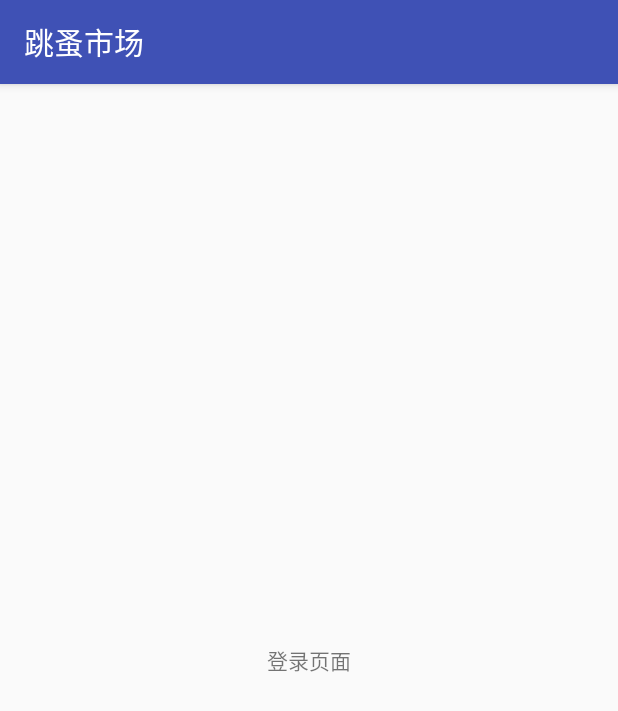
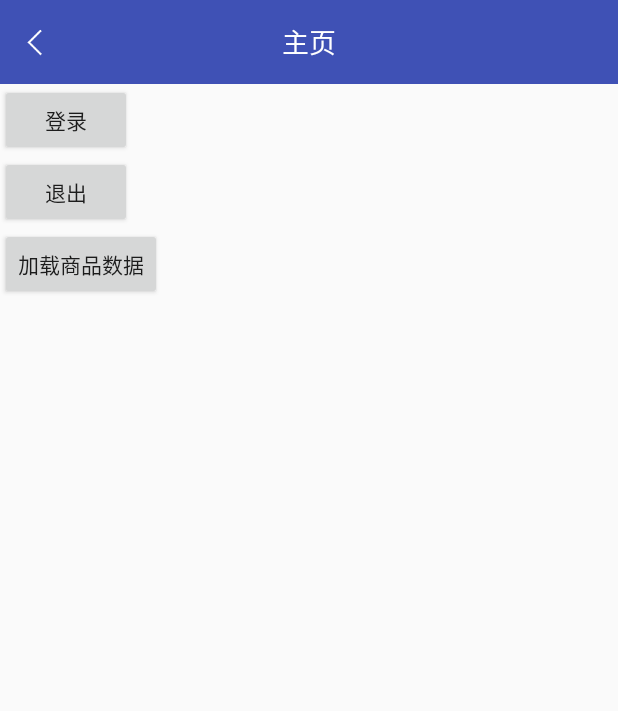
Before and after one commit to huangdali/tzsc, an Android app: the screen it shows after launch (LoginActivity before the commit, MainActivity after it), on a phone screen of 412 x 824 dp. Shown: the top 711 px of the screen. Run offline under Robolectric (Android 15) with nearby library versions, the phone set to English and light mode, and no system bars; our stand-ins replace RxJava; libraries missing offline, so code that uses them is left out: com.hdl.elog, com.jakewharton.retrofit2; 3 statements that could not run were skipped.

Commit message:
架框的库求请络网现实

```diff
--- a/app/src/main/java/com/tzsc/base/BaseActivity.java
+++ b/app/src/main/java/com/tzsc/base/BaseActivity.java
@@ -1,10 +1,14 @@
 package com.tzsc.base;
 
 import android.content.Context;
+import android.graphics.Color;
 import android.os.Bundle;
 import android.support.annotation.Nullable;
 import android.support.v7.app.AppCompatActivity;
 import android.view.View;
+
+import com.tzsc.R;
+import com.tzsc.widget.TitleBarView;
 
 /**
  * 公共基类
@@ -14,15 +18,53 @@ import android.view.View;
 public abstract class BaseActivity extends AppCompatActivity implements View.OnClickListener {
 
     public Context mContext;
+    private TitleBarView tbTitle;
 
     @Override
     public void onCreate(@Nullable Bundle savedInstanceState) {
         super.onCreate(savedInstanceState);
         setContentView(getLayoutResId());
         mContext = this;
+        if (isShowTitleBar()) {
+            tbTitle = (TitleBarView) findViewById(R.id.tb_title);
+            tbTitle.setTitle(setTitleText());
+            tbTitle.setTitleColor(Color.WHITE);
+            if (isNeedBack()) {
+                tbTitle.setLeftImageResource(R.mipmap.ic_back);
+                tbTitle.setLeftClickListener(new View.OnClickListener() {
+                    @Override
+                    public void onClick(View v) {
+                        onBack();
+                    }
+                });
+            }
+        }
         initView();
         initData();
     }
+
+    /**
+     * 当点击返回的时候回调，默认是销毁当前页面，如需特殊处理返回放牛就重写此方法并且不要调用super.onBack
+     */
+    public void onBack() {
+        finish();
+    }
+
+    /**
+     * 是否需要返回按钮,默认不需要
+     *
+     * @return
+     */
+    public boolean isNeedBack() {
+        return false;
+    }
+
+    /**
+     * 设置标题
+     *
+     * @return
+     */
+    public abstract CharSequence setTitleText();
 
 
     /**
@@ -41,4 +83,13 @@ public abstract class BaseActivity extends AppCompatActivity implements View.OnC
      * 页面初始化页面数据，在initView之后调用
      */
     public abstract void initData();
+
+    /**
+     * 是否需要显示标题栏，默认显示
+     *
+     * @return
+     */
+    public boolean isShowTitleBar() {
+        return true;
+    }
 }
--- a/app/src/main/java/com/tzsc/ui/LogoActivity.java
+++ b/app/src/main/java/com/tzsc/ui/LogoActivity.java
@@ -16,6 +16,22 @@ import java.util.TimerTask;
 
 public class LogoActivity extends BaseActivity {
     private static final int WHAT_DURATION = 2000;
+
+
+    @Override
+    public boolean isShowTitleBar() {
+        return false;
+    }
+
+    /**
+     * 设置标题
+     *
+     * @return
+     */
+    @Override
+    public CharSequence setTitleText() {
+        return null;
+    }
 
     @Override
     public int getLayoutResId() {
--- a/app/src/main/java/com/tzsc/ui/MainActivity.java
+++ b/app/src/main/java/com/tzsc/ui/MainActivity.java
@@ -1,12 +1,11 @@
 package com.tzsc.ui;
 
-import android.content.Intent;
 import android.view.View;
+import android.widget.Toast;
 
 import com.hdl.elog.ELog;
 import com.httplib.http.HttpSend;
 import com.httplib.model.HttpResult;
-import com.httplib.utils.HttpSpUtils;
 import com.tzsc.R;
 import com.tzsc.base.BaseActivity;
 
@@ -14,13 +13,34 @@ import io.reactivex.Observer;
 import io.reactivex.disposables.Disposable;
 
 public class MainActivity extends BaseActivity {
+
+    /**
+     * 设置标题
+     *
+     * @return
+     */
+    @Override
+    public CharSequence setTitleText() {
+        return "主页";
+    }
+
+    @Override
+    public boolean isNeedBack() {
+        return true;
+    }
+
+    @Override
+    public void onBack() {
+        Toast.makeText(mContext, "点击返回了", Toast.LENGTH_SHORT).show();
+    }
+
     @Override
     public int getLayoutResId() {
-        //判断是否登录
-        if (!HttpSpUtils.getInstance().isLogin()) {
-            startActivity(new Intent(this, LoginActivity.class));
-            finish();
-        }
+//        //判断是否登录
+//        if (!HttpSpUtils.getInstance().isLogin()) {
+//            startActivity(new Intent(this, LoginActivity.class));
+//            finish();
+//        }
         return R.layout.activity_main;
     }
 
--- /dev/null
+++ b/app/src/main/java/com/tzsc/widget/TitleBarView.java
@@ -0,0 +1,518 @@
+package com.tzsc.widget;
+
+import android.content.Context;
+import android.content.res.Resources;
+import android.graphics.drawable.Drawable;
+import android.text.TextUtils;
+import android.util.AttributeSet;
+import android.view.Gravity;
+import android.view.View;
+import android.view.ViewGroup;
+import android.widget.ImageView;
+import android.widget.LinearLayout;
+import android.widget.TextView;
+
+import java.util.LinkedList;
+
+/**
+ * 通用标题栏
+ * Created by HDL on 2017/11/21.
+ *
+ * @author HDL
+ */
+
+public class TitleBarView extends ViewGroup implements View.OnClickListener {
+    private static final int DEFAULT_MAIN_TEXT_SIZE = 18;
+    private static final int DEFAULT_SUB_TEXT_SIZE = 12;
+    private static final int DEFAULT_ACTION_TEXT_SIZE = 15;
+    private static final int DEFAULT_TITLE_BAR_HEIGHT = 48;
+
+    private static final String STATUS_BAR_HEIGHT_RES_NAME = "status_bar_height";
+
+    private TextView mLeftText;
+    private LinearLayout mRightLayout;
+    private LinearLayout mCenterLayout;
+    private TextView mCenterText;
+    private TextView mSubTitleText;
+    private View mCustomCenterView;
+    private View mDividerView;
+
+    private boolean mImmersive;
+
+    private int mScreenWidth;
+    private int mStatusBarHeight;
+    private int mActionPadding;
+    private int mOutPadding;
+    private int mActionTextColor;
+    private int mHeight;
+
+    public TitleBarView(Context context) {
+        super(context);
+        init(context);
+    }
+
+    public TitleBarView(Context context, AttributeSet attrs) {
+        super(context, attrs);
+        init(context);
+    }
+
+    public TitleBarView(Context context, AttributeSet attrs, int defStyleAttr) {
+        super(context, attrs, defStyleAttr);
+        init(context);
+    }
+
+    private void init(Context context) {
+        if (mImmersive) {
+            mStatusBarHeight = getStatusBarHeight();
+        }
+        mActionPadding = dip2px(5);
+        mOutPadding = dip2px(8);
+        mHeight = dip2px(DEFAULT_TITLE_BAR_HEIGHT);
+        initView(context);
+    }
+
+    private void initView(Context context) {
+        mLeftText = new TextView(context);
+        mCenterLayout = new LinearLayout(context);
+        mRightLayout = new LinearLayout(context);
+        mDividerView = new View(context);
+
+        LayoutParams layoutParams = new LayoutParams(LayoutParams.WRAP_CONTENT, LayoutParams.MATCH_PARENT);
+
+        mLeftText.setTextSize(DEFAULT_ACTION_TEXT_SIZE);
+        mLeftText.setSingleLine();
+        mLeftText.setGravity(Gravity.CENTER_VERTICAL);
+        mLeftText.setPadding(mOutPadding + mActionPadding, 0, mOutPadding, 0);
+
+        mCenterText = new TextView(context);
+        mSubTitleText = new TextView(context);
+        mCenterLayout.addView(mCenterText);
+        mCenterLayout.addView(mSubTitleText);
+
+        mCenterLayout.setGravity(Gravity.CENTER);
+        mCenterText.setTextSize(DEFAULT_MAIN_TEXT_SIZE);
+        mCenterText.setSingleLine();
+        mCenterText.setGravity(Gravity.CENTER);
+        mCenterText.setEllipsize(TextUtils.TruncateAt.END);
+
+        mSubTitleText.setTextSize(DEFAULT_SUB_TEXT_SIZE);
+        mSubTitleText.setSingleLine();
+        mSubTitleText.setGravity(Gravity.CENTER);
+        mSubTitleText.setEllipsize(TextUtils.TruncateAt.END);
+
+        mRightLayout.setPadding(mOutPadding, 0, mOutPadding, 0);
+
+        addView(mLeftText, layoutParams);
+        addView(mCenterLayout);
+        addView(mRightLayout, layoutParams);
+        addView(mDividerView, new LayoutParams(LayoutParams.MATCH_PARENT, 1));
+    }
+
+    public TitleBarView setImmersive(boolean immersive) {
+        mImmersive = immersive;
+        if (mImmersive) {
+            mStatusBarHeight = getStatusBarHeight();
+        } else {
+            mStatusBarHeight = 0;
+        }
+        return this;
+    }
+
+    public TitleBarView setHeight(int height) {
+        mHeight = height;
+        setMeasuredDimension(getMeasuredWidth(), mHeight);
+        return this;
+    }
+
+    public TitleBarView setLeftImageResource(int resId) {
+        mLeftText.setCompoundDrawablesWithIntrinsicBounds(resId, 0, 0, 0);
+        return this;
+    }
+
+    public TitleBarView setLeftClickListener(OnClickListener l) {
+        mLeftText.setOnClickListener(l);
+        return this;
+    }
+
+    public TitleBarView setLeftText(CharSequence title) {
+        mLeftText.setText(title);
+        return this;
+    }
+
+    public TitleBarView setLeftText(int resid) {
+        mLeftText.setText(resid);
+        return this;
+    }
+
+    public TitleBarView setLeftTextSize(float size) {
+        mLeftText.setTextSize(size);
+     return this;
+    }
+
+    public TitleBarView setLeftTextColor(int color) {
+        mLeftText.setTextColor(color);
+        return this;
+    }
+
+    public TitleBarView setLeftVisible(boolean visible) {
+        mLeftText.setVisibility(visible ? View.VISIBLE : View.GONE);
+        return this;
+    }
+
+    public TitleBarView setTitle(CharSequence title) {
+        int index = title.toString().indexOf("\n");
+        if (index > 0) {
+            setTitle(title.subSequence(0, index), title.subSequence(index + 1, title.length()), LinearLayout.VERTICAL);
+        } else {
+            index = title.toString().indexOf("\t");
+            if (index > 0) {
+                setTitle(title.subSequence(0, index), "  " + title.subSequence(index + 1, title.length()), LinearLayout.HORIZONTAL);
+            } else {
+                mCenterText.setText(title);
+                mSubTitleText.setVisibility(View.GONE);
+            }
+        }
+        return this;
+    }
+
+    private TitleBarView setTitle(CharSequence title, CharSequence subTitle, int orientation) {
+        mCenterLayout.setOrientation(orientation);
+        mCenterText.setText(title);
+
+        mSubTitleText.setText(subTitle);
+        mSubTitleText.setVisibility(View.VISIBLE);
+        return this;
+    }
+
+    public TitleBarView setCenterClickListener(OnClickListener l) {
+        mCenterLayout.setOnClickListener(l);
+        return this;
+    }
+
+    public TitleBarView setTitle(int resid) {
+        setTitle(getResources().getString(resid));
+        return this;
+    }
+
+    public TitleBarView setTitleColor(int resid) {
+        mCenterText.setTextColor(resid);
+        return this;
+    }
+
+    public TitleBarView setTitleSize(float size) {
+        mCenterText.setTextSize(size);
+        return this;
+    }
+
+    public TitleBarView setTitleBackground(int resid) {
+        mCenterText.setBackgroundResource(resid);
+        return this;
+    }
+
+    public TitleBarView setSubTitleColor(int resid) {
+
+        mSubTitleText.setTextColor(resid);
+        return this;
+    }
+
+    public TitleBarView setSubTitleSize(float size) {
+
+        mSubTitleText.setTextSize(size);
+        return this;
+    }
+
+    public TitleBarView setCustomTitle(View titleView) {
+        if (titleView == null) {
+            mCenterText.setVisibility(View.VISIBLE);
+            if (mCustomCenterView != null) {
+                mCenterLayout.removeView(mCustomCenterView);
+            }
+
+        } else {
+            if (mCustomCenterView != null) {
+                mCenterLayout.removeView(mCustomCenterView);
+            }
+            LayoutParams layoutParams = new LayoutParams(LayoutParams.MATCH_PARENT, LayoutParams.MATCH_PARENT);
+            mCustomCenterView = titleView;
+            mCenterLayout.addView(titleView, layoutParams);
+            mCenterText.setVisibility(View.GONE);
+        }
+        return this;
+    }
+
+    public TitleBarView setDivider(Drawable drawable) {
+
+        mDividerView.setBackgroundDrawable(drawable);
+        return this;
+    }
+
+    public TitleBarView setDividerColor(int color) {
+
+        mDividerView.setBackgroundColor(color);
+        return this;
+    }
+
+    public TitleBarView setDividerHeight(int dividerHeight) {
+        mDividerView.getLayoutParams().height = dividerHeight;
+        return this;
+    }
+
+    public TitleBarView setActionTextColor(int colorResId) {
+        mActionTextColor = colorResId;
+        return this;
+    }
+
+    /**
+     * Function to set a click listener for Title TextView
+     *
+     * @param listener the onClickListener
+     */
+    public TitleBarView setOnTitleClickListener(OnClickListener listener) {
+        mCenterText.setOnClickListener(listener);
+        return this;
+    }
+
+    @Override
+    public void onClick(View view) {
+        final Object tag = view.getTag();
+        if (tag instanceof Action) {
+            final Action action = (Action) tag;
+            action.performAction(view);
+        }
+    }
+
+    /**
+     * Adds a list of {@link Action}s.
+     *
+     * @param actionList the actions to add
+     */
+    public void addActions(ActionList actionList) {
+        int actions = actionList.size();
+        for (int i = 0; i < actions; i++) {
+            addAction(actionList.get(i));
+        }
+    }
+
+    /**
+     * Adds a new {@link Action}.
+     *
+     * @param action the action to add
+     */
+    public View addAction(Action action) {
+        final int index = mRightLayout.getChildCount();
+        return addAction(action, index);
+    }
+
+    /**
+     * Adds a new {@link Action} at the specified index.
+     *
+     * @param action the action to add
+     * @param index  the position at which to add the action
+     */
+    public View addAction(Action action, int index) {
+        LinearLayout.LayoutParams params = new LinearLayout.LayoutParams(LayoutParams.WRAP_CONTENT,
+                LayoutParams.MATCH_PARENT);
+        View view = inflateAction(action);
+        mRightLayout.addView(view, index, params);
+        return view;
+    }
+
+    /**
+     * Removes all action views from this action bar
+     */
+    public void removeAllActions() {
+        mRightLayout.removeAllViews();
+    }
+
+    /**
+     * Remove a action from the action bar.
+     *
+     * @param index position of action to remove
+     */
+    public void removeActionAt(int index) {
+        mRightLayout.removeViewAt(index);
+    }
+
+    /**
+     * Remove a action from the action bar.
+     *
+     * @param action The action to remove
+     */
+    public void removeAction(Action action) {
+        int childCount = mRightLayout.getChildCount();
+        for (int i = 0; i < childCount; i++) {
+            View view = mRightLayout.getChildAt(i);
+            if (view != null) {
+                final Object tag = view.getTag();
+                if (tag instanceof Action && tag.equals(action)) {
+                    mRightLayout.removeView(view);
+                }
+            }
+        }
+    }
+
+    /**
+     * Returns the number of actions currently registered with the action bar.
+     *
+     * @return action count
+     */
+    public int getActionCount() {
+        return mRightLayout.getChildCount();
+    }
+
+    /**
+     * Inflates a {@link View} with the given {@link Action}.
+     *
+     * @param action the action to inflate
+     * @return a view
+     */
+    private View inflateAction(Action action) {
+        View view = null;
+        if (TextUtils.isEmpty(action.getText())) {
+            ImageView img = new ImageView(getContext());
+            img.setImageResource(action.getDrawable());
+            view = img;
+        } else {
+            TextView text = new TextView(getContext());
+            text.setGravity(Gravity.CENTER);
+            text.setText(action.getText());
+            text.setTextSize(DEFAULT_ACTION_TEXT_SIZE);
+            if (mActionTextColor != 0) {
+                text.setTextColor(mActionTextColor);
+            }
+            view = text;
+        }
+
+        view.setPadding(mActionPadding, 0, mActionPadding, 0);
+        view.setTag(action);
+        view.setOnClickListener(this);
+        return view;
+    }
+
+    public View getViewByAction(Action action) {
+        View view = findViewWithTag(action);
+        return view;
+    }
+
+    @Override
+    protected void onMeasure(int widthMeasureSpec, int heightMeasureSpec) {
+        int heightMode = MeasureSpec.getMode(heightMeasureSpec);
+        int height;
+        if (heightMode != MeasureSpec.EXACTLY) {
+            height = mHeight + mStatusBarHeight;
+            heightMeasureSpec = MeasureSpec.makeMeasureSpec(mHeight, MeasureSpec.EXACTLY);
+        } else {
+            height = MeasureSpec.getSize(heightMeasureSpec) + mStatusBarHeight;
+        }
+        mScreenWidth = MeasureSpec.getSize(widthMeasureSpec);
+        measureChild(mLeftText, widthMeasureSpec, heightMeasureSpec);
+        measureChild(mRightLayout, widthMeasureSpec, heightMeasureSpec);
+        if (mLeftText.getMeasuredWidth() > mRightLayout.getMeasuredWidth()) {
+            mCenterLayout.measure(
+                    MeasureSpec.makeMeasureSpec(mScreenWidth - 2 * mLeftText.getMeasuredWidth(), MeasureSpec.EXACTLY)
+                    , heightMeasureSpec);
+        } else {
+            mCenterLayout.measure(
+                    MeasureSpec.makeMeasureSpec(mScreenWidth - 2 * mRightLayout.getMeasuredWidth(), MeasureSpec.EXACTLY)
+                    , heightMeasureSpec);
+        }
+        measureChild(mDividerView, widthMeasureSpec, heightMeasureSpec);
+        setMeasuredDimension(MeasureSpec.getSize(widthMeasureSpec), height);
+    }
+
+    @Override
+    protected void onLayout(boolean changed, int l, int t, int r, int b) {
+        mLeftText.layout(0, mStatusBarHeight, mLeftText.getMeasuredWidth(), mLeftText.getMeasuredHeight() + mStatusBarHeight);
+        mRightLayout.layout(mScreenWidth - mRightLayout.getMeasuredWidth(), mStatusBarHeight,
+                mScreenWidth, mRightLayout.getMeasuredHeight() + mStatusBarHeight);
+        if (mLeftText.getMeasuredWidth() > mRightLayout.getMeasuredWidth()) {
+            mCenterLayout.layout(mLeftText.getMeasuredWidth(), mStatusBarHeight,
+                    mScreenWidth - mLeftText.getMeasuredWidth(), getMeasuredHeight());
+        } else {
+            mCenterLayout.layout(mRightLayout.getMeasuredWidth(), mStatusBarHeight,
+                    mScreenWidth - mRightLayout.getMeasuredWidth(), getMeasuredHeight());
+        }
+        mDividerView.layout(0, getMeasuredHeight() - mDividerView.getMeasuredHeight(), getMeasuredWidth(), getMeasuredHeight());
+    }
+
+    public static int dip2px(int dpValue) {
+        final float scale = Resources.getSystem().getDisplayMetrics().density;
+        return (int) (dpValue * scale + 0.5f);
+    }
+
+    /**
+     * 计算状态栏高度高度
+     * getStatusBarHeight
+     *
+     * @return
+     */
+    public static int getStatusBarHeight() {
+        return getInternalDimensionSize(Resources.getSystem(), STATUS_BAR_HEIGHT_RES_NAME);
+    }
+
+    private static int getInternalDimensionSize(Resources res, String key) {
+        int result = 0;
+        int resourceId = res.getIdentifier(key, "dimen", "android");
+        if (resourceId > 0) {
+            result = res.getDimensionPixelSize(resourceId);
+        }
+        return result;
+    }
+
+
+    /**
+     * A {@link LinkedList} that holds a list of {@link Action}s.
+     */
+    @SuppressWarnings("serial")
+    public static class ActionList extends LinkedList<Action> {
+    }
+
+    /**
+     * Definition of an action that could be performed, along with a icon to
+     * show.
+     */
+    public interface Action {
+        String getText();
+
+        int getDrawable();
+
+        void performAction(View view);
+    }
+
+    public static abstract class ImageAction implements Action {
+        private int mDrawable;
+
+        public ImageAction(int drawable) {
+            mDrawable = drawable;
+        }
+
+        @Override
+        public int getDrawable() {
+            return mDrawable;
+        }
+
+        @Override
+        public String getText() {
+            return null;
+        }
+    }
+
+    public static abstract class TextAction implements Action {
+        final private String mText;
+
+        public TextAction(String text) {
+            mText = text;
+        }
+
+        @Override
+        public int getDrawable() {
+            return 0;
+        }
+
+        @Override
+        public String getText() {
+            return mText;
+        }
+    }
+
+}
--- a/app/src/main/res/layout/activity_login.xml
+++ b/app/src/main/res/layout/activity_login.xml
@@ -1,16 +1,20 @@
 <?xml version="1.0" encoding="utf-8"?>
-<android.support.constraint.ConstraintLayout xmlns:android="http://schemas.android.com/apk/res/android"
-    xmlns:app="http://schemas.android.com/apk/res-auto"
+<LinearLayout xmlns:android="http://schemas.android.com/apk/res/android"
     xmlns:tools="http://schemas.android.com/tools"
     android:layout_width="match_parent"
     android:layout_height="match_parent"
+    android:orientation="vertical"
     tools:context="com.tzsc.ui.LoginActivity">
+    <!--通用标题栏-->
+    <com.tzsc.widget.TitleBarView
+        android:id="@+id/tb_title"
+        style="@style/TitleBarView" />
 
     <TextView
+        android:id="@+id/tv_login"
         android:layout_width="match_parent"
-        android:layout_height="match_parent"
+        android:layout_height="50dp"
         android:gravity="center"
-        android:id="@+id/tv_login"
-        android:clickable="true"
-        android:text="登录页面" />
-</android.support.constraint.ConstraintLayout>
+        android:text="登录" />
+
+</LinearLayout>
--- a/app/src/main/res/layout/activity_main.xml
+++ b/app/src/main/res/layout/activity_main.xml
@@ -6,6 +6,10 @@
     android:layout_height="match_parent"
     android:orientation="vertical"
     tools:context="com.tzsc.ui.MainActivity">
+    <!--通用标题栏-->
+    <com.tzsc.widget.TitleBarView
+        android:id="@+id/tb_title"
+        style="@style/TitleBarView" />
 
     <Button
         android:layout_width="wrap_content"
--- a/app/src/main/res/values/styles.xml
+++ b/app/src/main/res/values/styles.xml
@@ -1,7 +1,7 @@
 <resources>
 
     <!-- Base application theme. -->
-    <style name="AppTheme" parent="Theme.AppCompat.Light.DarkActionBar">
+    <style name="AppTheme" parent="Theme.AppCompat.Light.NoActionBar">
         <!-- Customize your theme here. -->
         <item name="colorPrimary">@color/colorPrimary</item>
         <item name="colorPrimaryDark">@color/colorPrimaryDark</item>
@@ -12,4 +12,10 @@
         <item name="android:windowNoTitle">true</item>
         <item name="android:windowFullscreen">true</item>
     </style>
+    <!--标题栏-->
+    <style name="TitleBarView">
+        <item name="android:layout_width">match_parent</item>
+        <item name="android:layout_height">?android:actionBarSize</item>
+        <item name="android:background">@color/colorPrimary</item>
+    </style>
 </resources>
```
Also changed, not shown: app/src/main/java/com/tzsc/ui/LoginActivity.java (+10 -0 lines), app/src/main/res/mipmap-xxxhdpi/ic_back.png (added).
